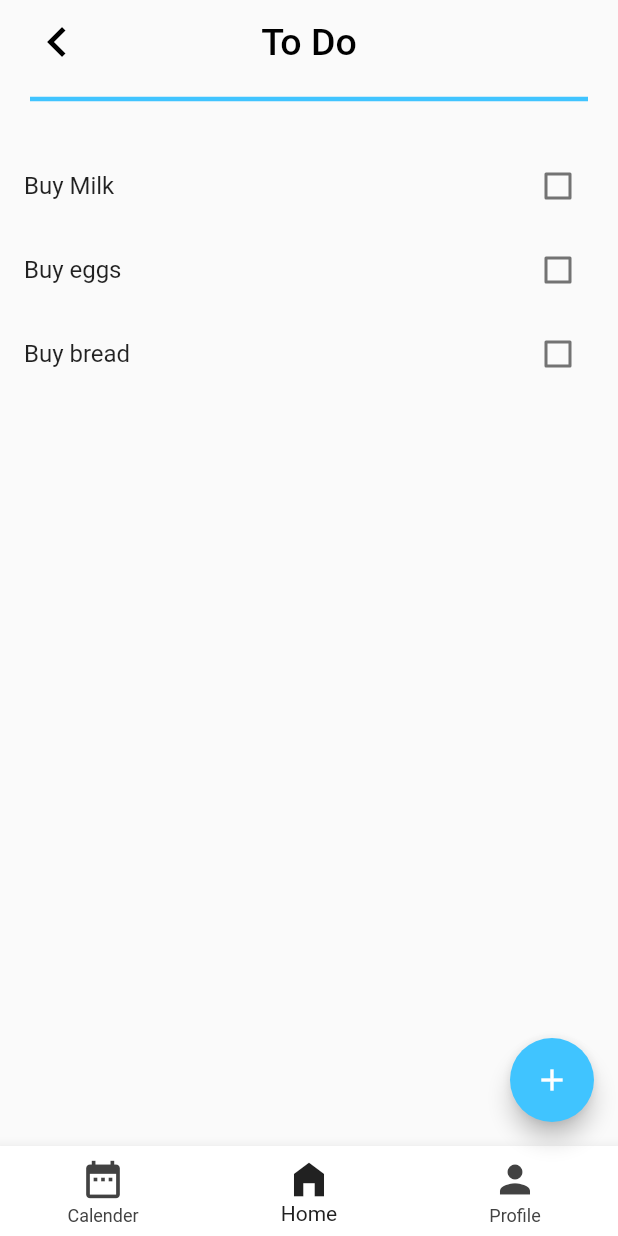
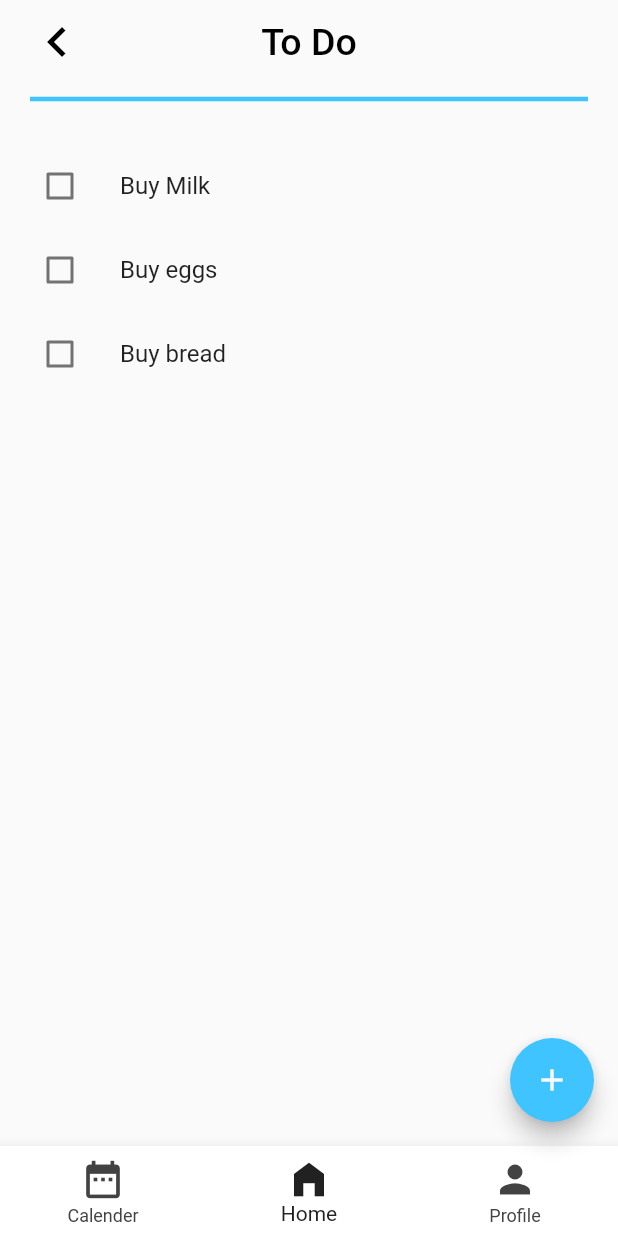
Before and after one commit to vishalr-22/FlutterApp-AcademicManager, a Flutter app: the screen it shows after launch, after a tap on the "add" icon, on a phone screen of 412 x 824 dp. Run offline on Flutter 3.47's test engine with Material 2 defaults, Android fonts, the phone set to English and light mode, and no system bars; our stand-ins replace datetime_picker_formfield.

```diff
--- a/lib/main.dart
+++ b/lib/main.dart
@@ -9,6 +9,8 @@ import 'classepage.dart';
 import 'assignment.dart';
 import 'folder.dart';
 import 'todo.dart';
+import 'package:provider/provider.dart';
+import 'package:acadmt/models/task_data.dart';
 
 void main() {
   runApp(MyApp());
@@ -18,8 +20,11 @@ class MyApp extends StatelessWidget {
   // This widget is the root of your application.
   @override
   Widget build(BuildContext context) {
-    return MaterialApp(
-      home: const HomePage(title: 'AcadM'),
+    return MultiProvider(
+      providers: [ChangeNotifierProvider(create: (_) => TaskData())],
+      child: MaterialApp(
+        home: const HomePage(title: 'AcadM'),
+      ),
     );
   }
 }
--- /dev/null
+++ b/lib/models/task_data.dart
@@ -0,0 +1,28 @@
+// ignore_for_file: prefer_typing_uninitialized_variables
+
+import 'package:flutter/foundation.dart';
+import 'package:acadmt/models/task.dart';
+
+// ignore: non_constant_identifier_names
+class TaskData extends ChangeNotifier {
+  List<Task> tasks = [
+    Task(name: 'Buy Milk'),
+    Task(name: 'Buy eggs'),
+    Task(name: 'Buy bread'),
+  ];
+
+  int get getCount {
+    return tasks.length;
+  }
+
+  void addTask(String newTaskTitle) {
+    final task = Task(name: newTaskTitle);
+    tasks.add(task);
+    notifyListeners();
+  }
+
+  void updateTask(Task task) {
+    task.toggleDone();
+    notifyListeners();
+  }
+}
--- a/lib/todo.dart
+++ b/lib/todo.dart
@@ -2,23 +2,11 @@
 
 import 'package:flutter/material.dart';
 import 'add_task_screen.dart';
-import 'models/task.dart';
-import 'widgets.dart/task_tile.dart';
+import 'package:provider/provider.dart';
 import 'widgets.dart/task_list.dart';
+import 'package:acadmt/models/task_data.dart';
 
-class TodoPage extends StatefulWidget {
-  const TodoPage({Key? key}) : super(key: key);
-
-  @override
-  State<TodoPage> createState() => _TodoPageState();
-}
-
-class _TodoPageState extends State<TodoPage> {
-  List<Task> tasks = [
-    Task(name: 'Buy Milk'),
-    Task(name: 'Buy eggs'),
-    Task(name: 'Buy bread'),
-  ];
+class TodoPage extends StatelessWidget {
   @override
   Widget build(BuildContext context) {
     return Scaffold(
@@ -54,7 +42,7 @@ class _TodoPageState extends State<TodoPage> {
           Expanded(
             child: Container(
               padding: EdgeInsets.fromLTRB(0, 0, 0, 10),
-              child: TaskList(tasks: tasks),
+              child: TaskList(),
             ),
           )
         ],
@@ -68,12 +56,7 @@ class _TodoPageState extends State<TodoPage> {
                   child: Container(
                       padding: EdgeInsets.only(
                           bottom: MediaQuery.of(context).viewInsets.bottom),
-                      child: AddTaskScreen((newTaskTitle) {
-                        setState(() {
-                          tasks.add(Task(name: newTaskTitle));
-                        });
-                        Navigator.pop(context);
-                      }))));
+                      child: AddTaskScreen())));
         },
         backgroundColor: Colors.lightBlueAccent,
         child: Icon(
--- a/lib/widgets.dart/task_list.dart
+++ b/lib/widgets.dart/task_list.dart
@@ -1,30 +1,27 @@
+// ignore_for_file: use_key_in_widget_constructors
+
 import 'package:flutter/material.dart';
 import 'task_tile.dart';
-import 'package:acadmt/models/task.dart';
+import 'package:provider/provider.dart';
+import 'package:acadmt/models/task_data.dart';
 
-class TaskList extends StatefulWidget {
-  final List<Task> tasks;
-  TaskList({required this.tasks});
-
-  @override
-  State<TaskList> createState() => _TaskListState();
-}
-
-class _TaskListState extends State<TaskList> {
+class TaskList extends StatelessWidget {
   @override
   Widget build(BuildContext context) {
-    return ListView.builder(
-      itemBuilder: (context, index) {
-        return TaskTile(
-            taskTitle: widget.tasks[index].name,
-            isChecked: widget.tasks[index].isDone,
-            checkboxCallback: (checkboxState) {
-              setState(() {
-                widget.tasks[index].toggleDone();
-              });
-            });
+    return Consumer<TaskData>(
+      builder: (context, taskData, child) {
+        return ListView.builder(
+          itemBuilder: (context, index) {
+            return TaskTile(
+                taskTitle: taskData.tasks[index].name,
+                isChecked: taskData.tasks[index].isDone,
+                checkboxCallback: (checkboxState) {
+                  taskData.updateTask(taskData.tasks[index]);
+                });
+          },
+          itemCount: taskData.getCount,
+        );
       },
-      itemCount: widget.tasks.length,
     );
   }
 }
--- a/lib/widgets.dart/task_tile.dart
+++ b/lib/widgets.dart/task_tile.dart
@@ -18,7 +18,7 @@ class TaskTile extends StatelessWidget {
         style: TextStyle(
             decoration: isChecked ? TextDecoration.lineThrough : null),
       ),
-      trailing: Checkbox(
+      leading: Checkbox(
         activeColor: Colors.lightBlueAccent,
         value: isChecked,
         onChanged: checkboxCallback,
--- a/pubspec.yaml
+++ b/pubspec.yaml
@@ -36,6 +36,7 @@ dependencies:
   cupertino_icons: ^1.0.2
   adobe_xd: ^2.0.0+1
   datetime_picker_formfield: ^2.0.0
+  provider: ^6.0.1
 
 dev_dependencies:
   flutter_test:
```
Also changed, not shown: lib/add_task_screen.dart (+5 -3 lines), pubspec.lock.
